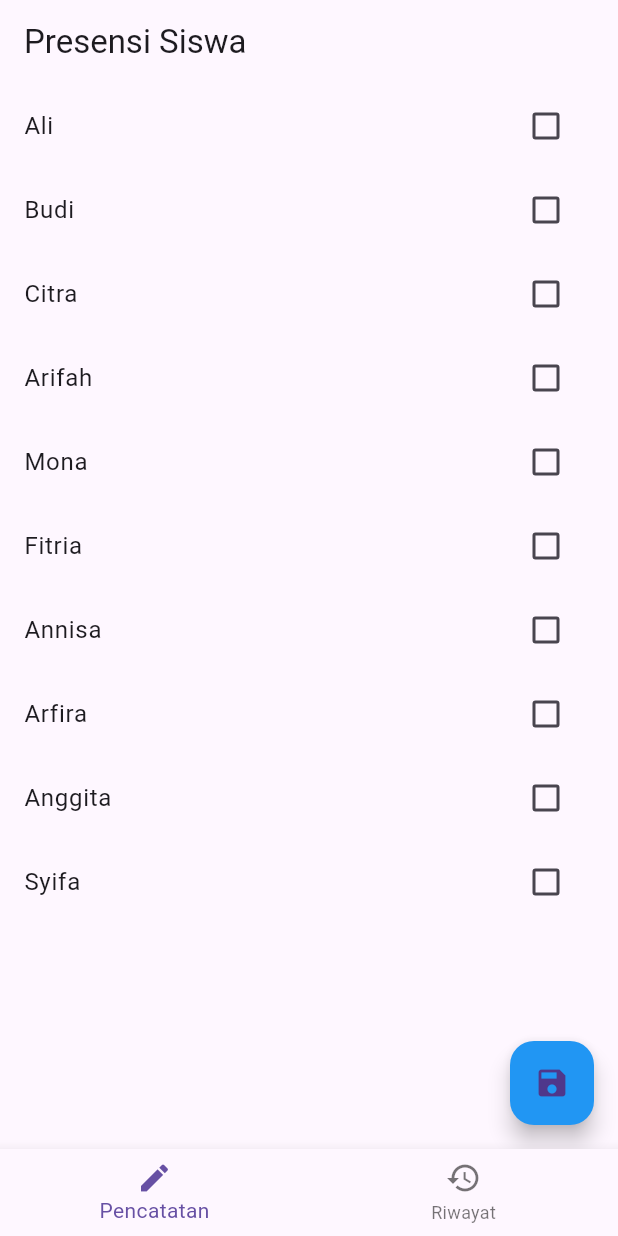
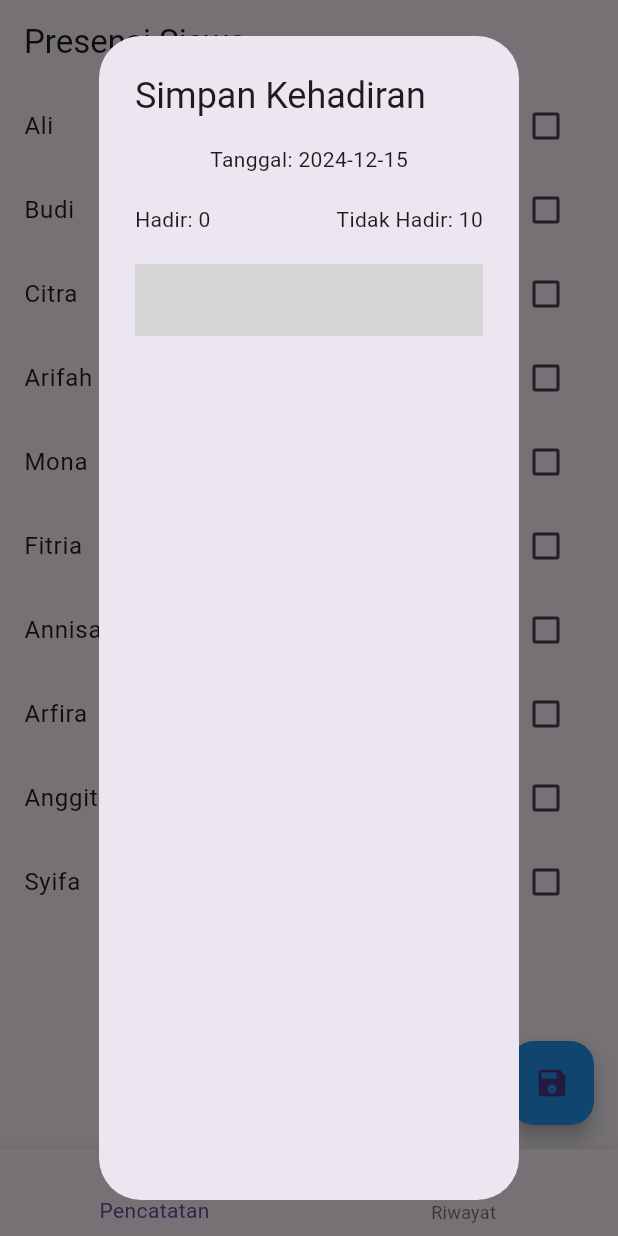
Before and after one commit to arifahnbm/flutter_monitoring_kehadiran, a Flutter app: the screen it shows after launch, after a tap on the "save" icon, on a phone screen of 412 x 824 dp. Run offline on Flutter 3.47's test engine with Material 3 defaults, Android fonts, the phone set to English and light mode, and no system bars; statements that could not run were skipped; grey boxes are pictures that could not be loaded.

Commit message:
3rd masih error

```diff
--- a/lib/screens/home_screen.dart
+++ b/lib/screens/home_screen.dart
@@ -20,10 +20,44 @@ class HomeScreen extends StatelessWidget {
         },
       ),
       floatingActionButton: FloatingActionButton(
-        onPressed: provider.students.isEmpty ? null : provider.saveAttendance,
-        child: Icon(Icons.save),
-        backgroundColor: provider.students.isEmpty ? Colors.grey : Colors.blue,
-      ),
+          child: Icon(Icons.save),
+          backgroundColor:
+              provider.students.isEmpty ? Colors.grey : Colors.blue,
+          onPressed: () {
+            final currentDate = DateTime.now().toString().split(' ')[0];
+            int presentCount = students.where((s) => s.isPresent).length;
+            int absentCount = students.length - presentCount;
+            showDialog(
+                context: context,
+                builder: (ctx) => AlertDialog(
+                      title: Text('Simpan Kehadiran'),
+                      content:
+                         Column(
+                           children: [
+                             Text('Tanggal: $currentDate'),
+                              SizedBox(height: 20,),
+                              Row(
+                                mainAxisAlignment: MainAxisAlignment.spaceBetween,
+                                children: [
+                                  Text('Hadir: $presentCount'), Text('Tidak Hadir: $absentCount')
+                                ],
+                              ),
+                              SizedBox(height: 20,),
+                              Row(
+                                final anyStudents
+                                mainAxisAlignment: MainAxisAlignment.spaceBetween,
+                                children: [
+                                  Text(students), Text('Tidak Hadir: $absentCount')
+                                ],
+                              )
+                           ],
+                         ),
+
+                      ),
+                    );
+
+            provider.students.isEmpty ? null : provider.saveAttendance();
+          }),
     );
   }
 }
```
